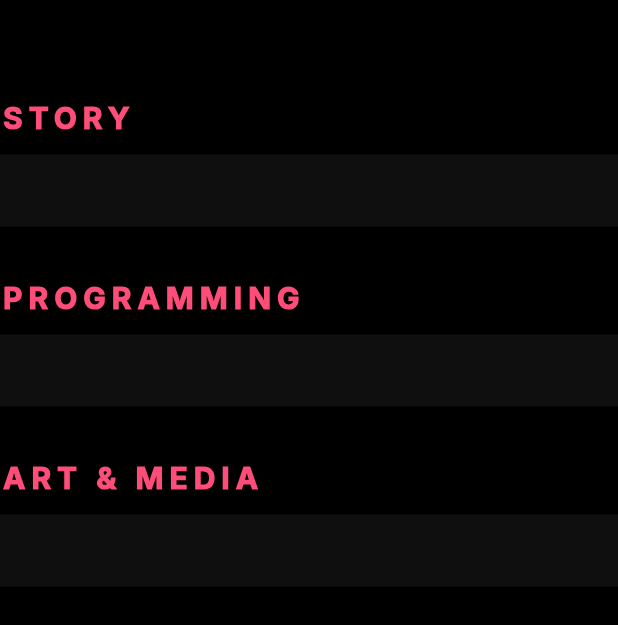
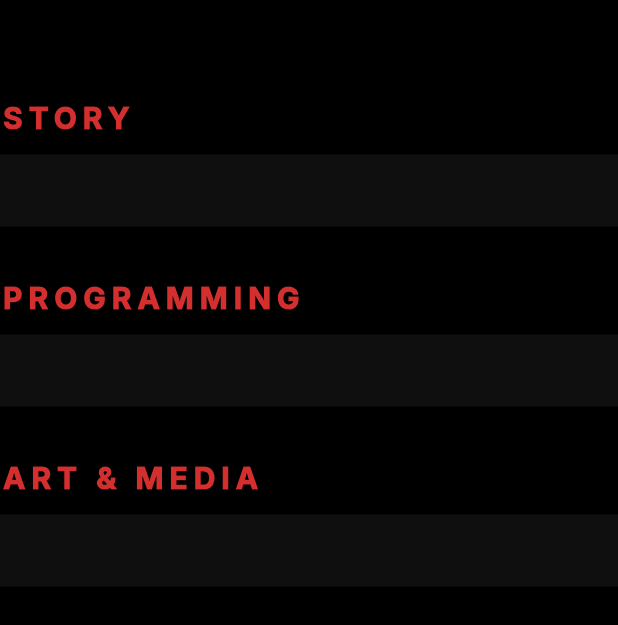
Before and after one commit to kirasimon565/blackmoon_web, a Flutter app: the EpisodeCardWithRebecca widget shown alone on an empty page, opened directly with empty values, on a phone screen of 412 x 824 dp. Shown: the top 625 px of the screen. Run offline on Flutter 3.47's test engine with Material 3 defaults, Android fonts, the phone set to English and light mode, and no system bars; our stand-ins replace go_router; network calls fail.

Commit message:
Update episode_card_with_rebecca.dart

```diff
--- a/lib/features/tracker/widgets/episode_card_with_rebecca.dart
+++ b/lib/features/tracker/widgets/episode_card_with_rebecca.dart
@@ -2,7 +2,8 @@ import 'package:flutter/material.dart';
 import '../../../../core/theme/app_text_styles.dart';
 import '../models/episode_model.dart';
 
-const Color _accentPink = Color(0xFFFF4D79);
+// Changed from Everbyte Pink to a deep Dreadmoor Crimson Red
+const Color _accentColor = Color(0xFFD32F2F);
 
 class EpisodeCardWithRebecca extends StatelessWidget {
   final EpisodeModel episode;
@@ -29,21 +30,20 @@ class EpisodeCardWithRebecca extends StatelessWidget {
         ),
         const SizedBox(height: 32),
 
-        _buildEverbyteTrack('STORY', episode.storyProgress),
+        _buildBlackMoonTrack('STORY', episode.storyProgress),
         const SizedBox(height: 32),
 
-        _buildEverbyteTrack('PROGRAMMING', episode.programmingProgress),
+        _buildBlackMoonTrack('PROGRAMMING', episode.programmingProgress),
         const SizedBox(height: 32),
 
-        // Kept as "ART & MEDIA" to maintain BlackMoon's unique identity
-        _buildEverbyteTrack('ART & MEDIA', episode.artProgress),
+        _buildBlackMoonTrack('ART & MEDIA', episode.artProgress),
 
         const SizedBox(height: 64), // Spacing at the bottom of the card
       ],
     );
   }
 
-  Widget _buildEverbyteTrack(String label, int percentage) {
+  Widget _buildBlackMoonTrack(String label, int percentage) {
     // Convert your integer percentage (0-100) to a fraction (0.0-1.0) for FractionallySizedBox
     final double factor = (percentage / 100).clamp(0.0, 1.0);
 
@@ -53,7 +53,7 @@ class EpisodeCardWithRebecca extends StatelessWidget {
         Text(
           label,
           style: AppTextStyles.body.copyWith(
-            color: _accentPink,
+            color: _accentColor, // Updated to Crimson
             fontSize: 20,
             fontWeight: FontWeight.w900,
             letterSpacing: 4.0,
@@ -70,14 +70,17 @@ class EpisodeCardWithRebecca extends StatelessWidget {
             alignment: Alignment.centerLeft,
             widthFactor: factor,
             child: Container(
-              color: _accentPink, // The filled part
+              color: _accentColor, // Updated to Crimson
               alignment: Alignment.centerRight,
-              padding: const EdgeInsets.symmetric(horizontal: 16),
+              // Reduced padding so the text has more room in small bars
+              padding: const EdgeInsets.symmetric(horizontal: 8),
               child: Text(
                 '$percentage%',
+                maxLines: 1, // Forces the text to stay on a single line
+                softWrap: false, // Prevents the % from dropping down
                 style: AppTextStyles.h1.copyWith(
                   color: Colors.white,
-                  fontSize: 24,
+                  fontSize: 18, // Reduced from 24 to fit better
                   fontWeight: FontWeight.w900,
                 ),
               ),
```
